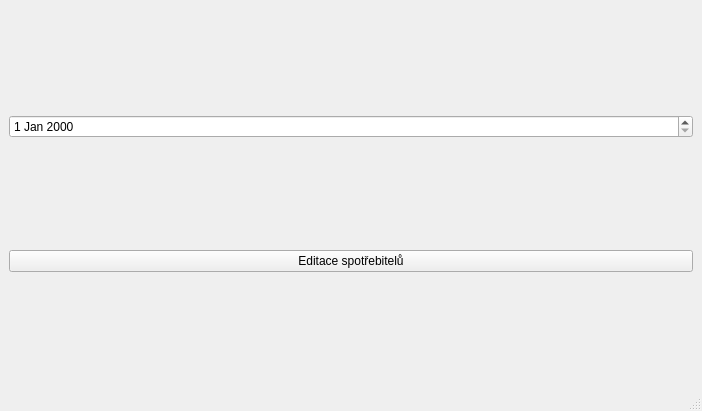
This is mainwindow.ui in jelazi/ElectricityCounter as Qt 5 draws it before an edit. The edited form follows.
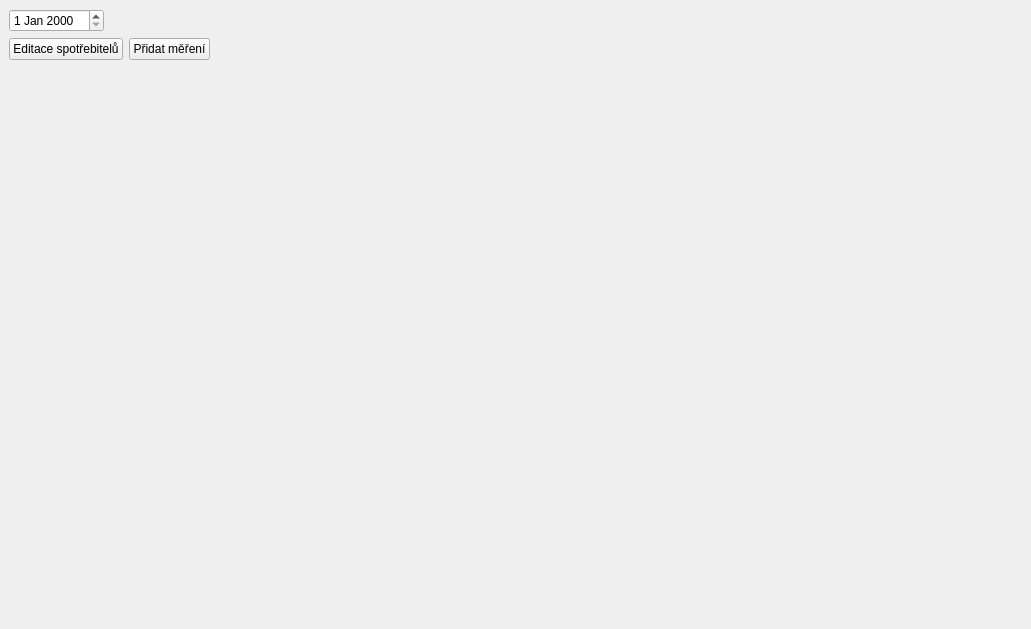
This is the edited form.

```diff
--- a/mainwindow.ui
+++ b/mainwindow.ui
@@ -6,42 +6,42 @@
    <rect>
     <x>0</x>
     <y>0</y>
-    <width>702</width>
-    <height>411</height>
+    <width>1031</width>
+    <height>629</height>
    </rect>
   </property>
   <property name="windowTitle">
    <string>MainWindow</string>
   </property>
   <widget class="QWidget" name="centralwidget">
-   <layout class="QGridLayout" name="gridLayout">
-    <item row="2" column="0">
-     <widget class="QPushButton" name="editUserBtn">
-      <property name="text">
-       <string>Editace spotřebitelů</string>
-      </property>
-     </widget>
-    </item>
-    <item row="1" column="0">
+   <layout class="QFormLayout" name="formLayout">
+    <item row="0" column="0">
      <layout class="QGridLayout" name="gridLayout_2">
       <item row="0" column="0">
        <widget class="QDateEdit" name="dateEdit"/>
       </item>
      </layout>
     </item>
+    <item row="3" column="0">
+     <layout class="QHBoxLayout" name="horizontalLayout">
+      <item>
+       <widget class="QPushButton" name="editUserBtn">
+        <property name="text">
+         <string>Editace spotřebitelů</string>
+        </property>
+       </widget>
+      </item>
+      <item>
+       <widget class="QPushButton" name="btnAddEntry">
+        <property name="text">
+         <string>Přidat měření</string>
+        </property>
+       </widget>
+      </item>
+     </layout>
+    </item>
    </layout>
   </widget>
-  <widget class="QMenuBar" name="menubar">
-   <property name="geometry">
-    <rect>
-     <x>0</x>
-     <y>0</y>
-     <width>702</width>
-     <height>22</height>
-    </rect>
-   </property>
-  </widget>
-  <widget class="QStatusBar" name="statusbar"/>
  </widget>
  <resources/>
  <connections/>
```
